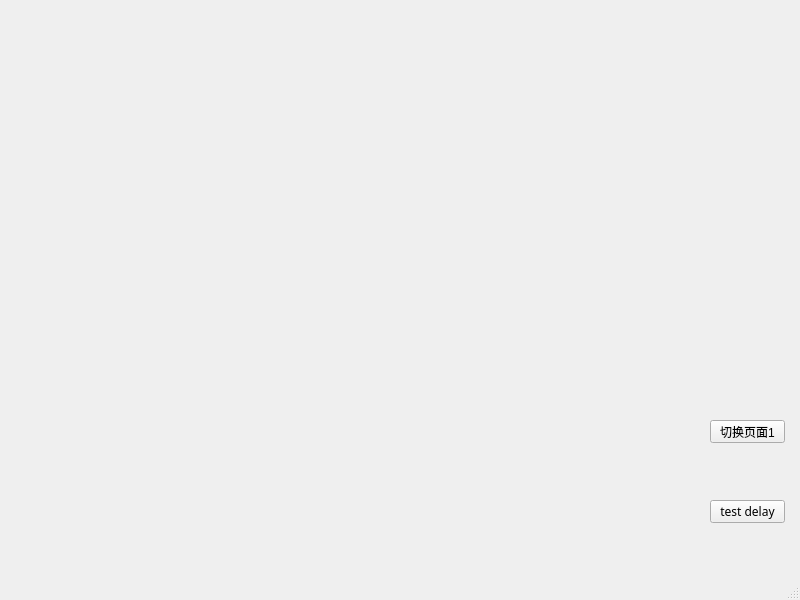
Old version of the form untitled4/mainwindow.ui in the repository baiyangshuYY/testQT.
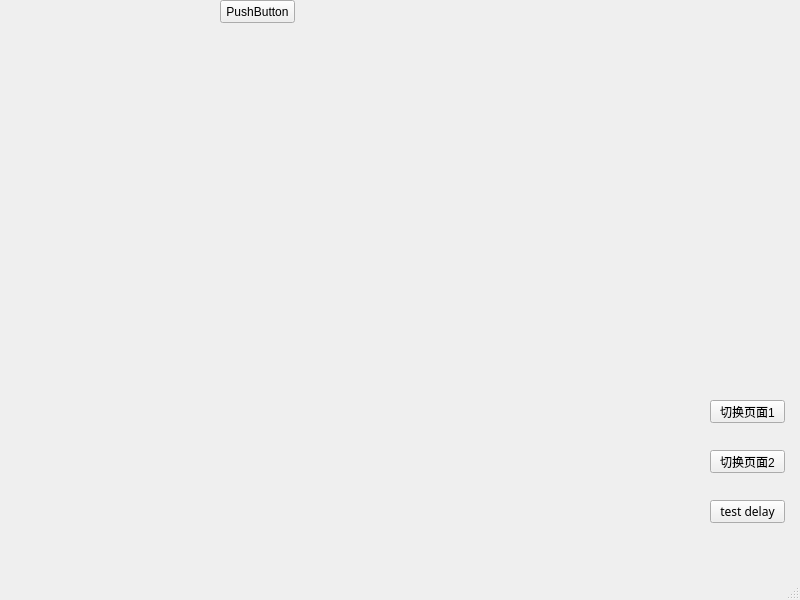
New version of the form.

Diff of the .ui file:
```diff
--- a/untitled4/mainwindow.ui
+++ b/untitled4/mainwindow.ui
@@ -36,7 +36,7 @@
     <property name="geometry">
      <rect>
       <x>710</x>
-      <y>420</y>
+      <y>400</y>
       <width>75</width>
       <height>23</height>
      </rect>
@@ -48,15 +48,44 @@
    <widget class="QStackedWidget" name="stackedWidget">
     <property name="geometry">
      <rect>
-      <x>9</x>
-      <y>0</y>
-      <width>661</width>
-      <height>551</height>
+      <x>0</x>
+      <y>150</y>
+      <width>631</width>
+      <height>381</height>
      </rect>
     </property>
-    <widget class="QWidget" name="page"/>
+    <property name="currentIndex">
+     <number>1</number>
+    </property>
+    <widget class="QWidget" name="page_1"/>
     <widget class="QWidget" name="page_2"/>
    </widget>
+   <widget class="QPushButton" name="pushButtonChangePage2">
+    <property name="geometry">
+     <rect>
+      <x>710</x>
+      <y>450</y>
+      <width>75</width>
+      <height>23</height>
+     </rect>
+    </property>
+    <property name="text">
+     <string>切换页面2</string>
+    </property>
+   </widget>
+   <widget class="QPushButton" name="pushButton">
+    <property name="geometry">
+     <rect>
+      <x>220</x>
+      <y>0</y>
+      <width>75</width>
+      <height>23</height>
+     </rect>
+    </property>
+    <property name="text">
+     <string>PushButton</string>
+    </property>
+   </widget>
   </widget>
   <widget class="QMenuBar" name="menubar">
    <property name="geometry">
```
